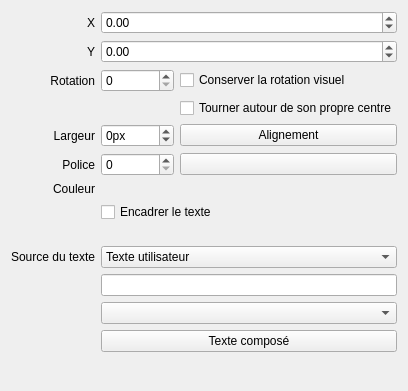
Old version of the form sources/editor/ui/dynamictextfieldeditor.ui in the repository qelectrotech/qelectrotech-source-mirror.
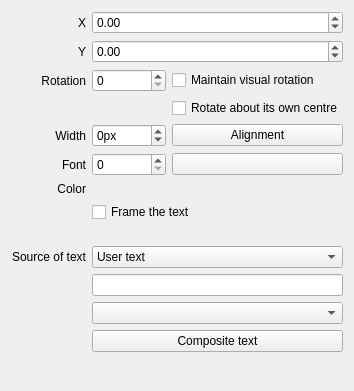
New version of the form.

Commit message: Make English the source language of the interface text

The edit to the form file:
```diff
--- a/sources/editor/ui/dynamictextfieldeditor.ui
+++ b/sources/editor/ui/dynamictextfieldeditor.ui
@@ -17,7 +17,7 @@
    <item row="6" column="0">
     <widget class="QLabel" name="label_3">
      <property name="text">
-      <string>Couleur</string>
+      <string>Color</string>
      </property>
      <property name="alignment">
       <set>Qt::AlignRight|Qt::AlignTrailing|Qt::AlignVCenter</set>
@@ -40,7 +40,7 @@
    <item row="4" column="0">
     <widget class="QLabel" name="label_2">
      <property name="text">
-      <string>Largeur</string>
+      <string>Width</string>
      </property>
      <property name="alignment">
       <set>Qt::AlignRight|Qt::AlignTrailing|Qt::AlignVCenter</set>
@@ -51,7 +51,7 @@
     <widget class="QComboBox" name="m_text_from_cb">
      <item>
       <property name="text">
-       <string>Texte utilisateur</string>
+       <string>User text</string>
       </property>
      </item>
      <item>
@@ -69,14 +69,14 @@
    <item row="2" column="2">
     <widget class="QCheckBox" name="m_keep_visual_rotation_cb">
      <property name="text">
-      <string>Conserver la rotation visuel</string>
+      <string>Maintain visual rotation</string>
      </property>
     </widget>
    </item>
    <item row="3" column="2">
     <widget class="QCheckBox" name="m_rotation_point_center_cb">
      <property name="text">
-      <string>Tourner autour de son propre centre</string>
+      <string>Rotate about its own centre</string>
      </property>
     </widget>
    </item>
@@ -135,7 +135,7 @@
    <item row="9" column="0">
     <widget class="QLabel" name="label_4">
      <property name="text">
-      <string>Source du texte</string>
+      <string>Source of text</string>
      </property>
      <property name="alignment">
       <set>Qt::AlignRight|Qt::AlignTrailing|Qt::AlignVCenter</set>
@@ -158,21 +158,21 @@
    <item row="12" column="1" colspan="2">
     <widget class="QPushButton" name="m_composite_text_pb">
      <property name="text">
-      <string>Texte composé</string>
+      <string>Composite text</string>
      </property>
     </widget>
    </item>
    <item row="4" column="2">
     <widget class="QPushButton" name="m_alignment_pb">
      <property name="text">
-      <string>Alignement</string>
+      <string>Alignment</string>
      </property>
     </widget>
    </item>
    <item row="7" column="1" colspan="2">
     <widget class="QCheckBox" name="m_frame_cb">
      <property name="text">
-      <string>Encadrer le texte</string>
+      <string>Frame the text</string>
      </property>
     </widget>
    </item>
@@ -219,7 +219,7 @@
    <item row="5" column="0">
     <widget class="QLabel" name="label">
      <property name="text">
-      <string>Police</string>
+      <string>Font</string>
      </property>
      <property name="alignment">
       <set>Qt::AlignRight|Qt::AlignTrailing|Qt::AlignVCenter</set>
```
Left out of the diff: 4 changed lines with no effect on the pictures. The commit also changes 362 other files.
